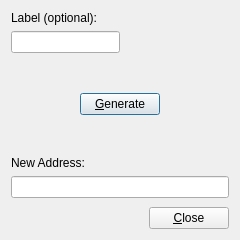
Old version of the form src/GenDepositAddrDialog.ui in the repository codymj/GeminiCryptoTrader.
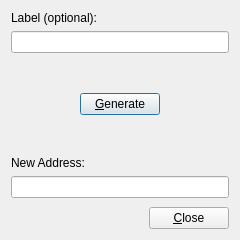
New version of the form.

Patch:
```diff
--- a/src/GenDepositAddrDialog.ui
+++ b/src/GenDepositAddrDialog.ui
@@ -90,19 +90,6 @@
        <item>
         <widget class="QLineEdit" name="labelLE"/>
        </item>
-       <item>
-        <spacer name="horizontalSpacer_4">
-         <property name="orientation">
-          <enum>Qt::Horizontal</enum>
-         </property>
-         <property name="sizeHint" stdset="0">
-          <size>
-           <width>40</width>
-           <height>20</height>
-          </size>
-         </property>
-        </spacer>
-       </item>
       </layout>
      </item>
     </layout>
```
